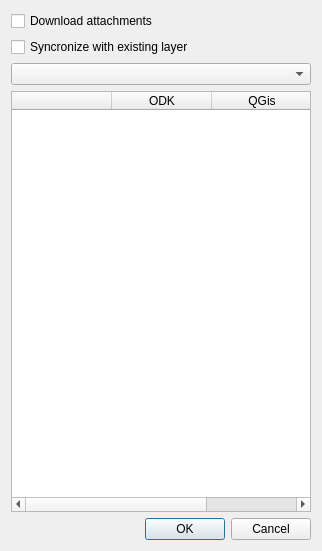
This is QgisODK_mod_dialog_collect.ui in enricofer/QgisODK as Qt 5 draws it before an edit. The edited form follows.
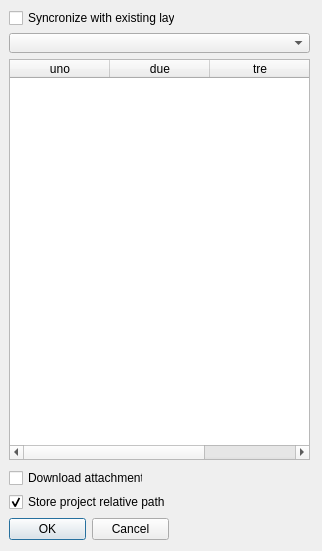
This is the edited form.

Commit message: Download attachements feature and Help dialog

The edit to the form file:
```diff
--- a/QgisODK_mod_dialog_collect.ui
+++ b/QgisODK_mod_dialog_collect.ui
@@ -13,67 +13,102 @@
   <property name="windowTitle">
    <string>Import collected data</string>
   </property>
-  <layout class="QVBoxLayout" name="verticalLayout">
-   <item>
-    <widget class="QCheckBox" name="downloadCheckBox">
-     <property name="text">
-      <string>Download attachments</string>
-     </property>
-    </widget>
-   </item>
-   <item>
+  <widget class="QDialogButtonBox" name="buttonBox">
+   <property name="geometry">
+    <rect>
+     <x>9</x>
+     <y>517</y>
+     <width>160</width>
+     <height>25</height>
+    </rect>
+   </property>
+   <property name="orientation">
+    <enum>Qt::Horizontal</enum>
+   </property>
+   <property name="standardButtons">
+    <set>QDialogButtonBox::Cancel|QDialogButtonBox::Ok</set>
+   </property>
+  </widget>
     <widget class="QCheckBox" name="syncroCheckBox">
+   <property name="geometry">
+    <rect>
+     <x>9</x>
+     <y>9</y>
+     <width>166</width>
+     <height>18</height>
+    </rect>
+   </property>
      <property name="text">
       <string>Syncronize with existing layer</string>
      </property>
     </widget>
-   </item>
-   <item>
     <widget class="QComboBox" name="layerComboBox">
+   <property name="geometry">
+    <rect>
+     <x>9</x>
+     <y>33</y>
+     <width>301</width>
+     <height>20</height>
+    </rect>
+   </property>
      <property name="editable">
       <bool>false</bool>
      </property>
     </widget>
-   </item>
-   <item>
+  <widget class="QCheckBox" name="downloadCheckBox">
+   <property name="geometry">
+    <rect>
+     <x>9</x>
+     <y>469</y>
+     <width>134</width>
+     <height>18</height>
+    </rect>
+   </property>
+   <property name="text">
+    <string>Download attachments</string>
+   </property>
+  </widget>
+  <widget class="QCheckBox" name="relativePathsCheckBox">
+   <property name="geometry">
+    <rect>
+     <x>9</x>
+     <y>493</y>
+     <width>156</width>
+     <height>18</height>
+    </rect>
+   </property>
+   <property name="text">
+    <string>Store project relative paths</string>
+   </property>
+   <property name="checked">
+    <bool>true</bool>
+   </property>
+  </widget>
     <widget class="QTableWidget" name="fieldTable">
-     <property name="columnCount">
-      <number>3</number>
-     </property>
-     <attribute name="horizontalHeaderVisible">
-      <bool>true</bool>
-     </attribute>
-     <attribute name="horizontalHeaderShowSortIndicator" stdset="0">
-      <bool>true</bool>
-     </attribute>
+   <property name="geometry">
+    <rect>
+     <x>9</x>
+     <y>59</y>
+     <width>301</width>
+     <height>401</height>
+    </rect>
+   </property>
      <column>
       <property name="text">
-       <string/>
+     <string>uno</string>
       </property>
      </column>
      <column>
       <property name="text">
-       <string>ODK</string>
+     <string>due</string>
       </property>
      </column>
      <column>
       <property name="text">
-       <string>QGis</string>
+     <string>tre</string>
       </property>
      </column>
     </widget>
-   </item>
-   <item>
-    <widget class="QDialogButtonBox" name="buttonBox">
-     <property name="orientation">
-      <enum>Qt::Horizontal</enum>
-     </property>
-     <property name="standardButtons">
-      <set>QDialogButtonBox::Cancel|QDialogButtonBox::Ok</set>
-     </property>
-    </widget>
-   </item>
-  </layout>
  </widget>
  <resources/>
  <connections>
```
Lines whose indentation alone changed are shown as unchanged. The commit also changes 75 other files.
